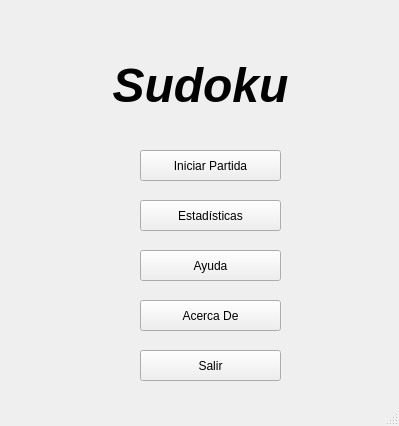
Above: ventana_principal.ui from josephtk18/ProyectoSudoku before the change. Below: the same form after it.
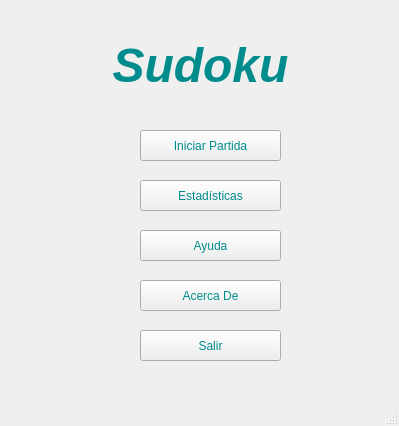
That is the form after the change.

Patch:
```diff
--- a/ventana_principal.ui
+++ b/ventana_principal.ui
@@ -18,11 +18,75 @@
     <property name="geometry">
      <rect>
       <x>70</x>
-      <y>40</y>
+      <y>20</y>
       <width>261</width>
       <height>91</height>
      </rect>
     </property>
+    <property name="palette">
+     <palette>
+      <active>
+       <colorrole role="WindowText">
+        <brush brushstyle="SolidPattern">
+         <color alpha="255">
+          <red>0</red>
+          <green>140</green>
+          <blue>140</blue>
+         </color>
+        </brush>
+       </colorrole>
+       <colorrole role="Text">
+        <brush brushstyle="SolidPattern">
+         <color alpha="255">
+          <red>0</red>
+          <green>140</green>
+          <blue>140</blue>
+         </color>
+        </brush>
+       </colorrole>
+      </active>
+      <inactive>
+       <colorrole role="WindowText">
+        <brush brushstyle="SolidPattern">
+         <color alpha="255">
+          <red>0</red>
+          <green>140</green>
+          <blue>140</blue>
+         </color>
+        </brush>
+       </colorrole>
+       <colorrole role="Text">
+        <brush brushstyle="SolidPattern">
+         <color alpha="255">
+          <red>0</red>
+          <green>140</green>
+          <blue>140</blue>
+         </color>
+        </brush>
+       </colorrole>
+      </inactive>
+      <disabled>
+       <colorrole role="WindowText">
+        <brush brushstyle="SolidPattern">
+         <color alpha="255">
+          <red>112</red>
+          <green>111</green>
+          <blue>113</blue>
+         </color>
+        </brush>
+       </colorrole>
+       <colorrole role="Text">
+        <brush brushstyle="SolidPattern">
+         <color alpha="255">
+          <red>112</red>
+          <green>111</green>
+          <blue>113</blue>
+         </color>
+        </brush>
+       </colorrole>
+      </disabled>
+     </palette>
+    </property>
     <property name="text">
      <string>&lt;html&gt;&lt;head/&gt;&lt;body&gt;&lt;p align=&quot;center&quot;&gt;&lt;span style=&quot; font-size:36pt; font-weight:600; font-style:italic;&quot;&gt;Sudoku&lt;/span&gt;&lt;/p&gt;&lt;/body&gt;&lt;/html&gt;</string>
     </property>
@@ -31,11 +95,102 @@
     <property name="geometry">
      <rect>
       <x>140</x>
-      <y>150</y>
+      <y>130</y>
       <width>141</width>
       <height>31</height>
      </rect>
     </property>
+    <property name="palette">
+     <palette>
+      <active>
+       <colorrole role="WindowText">
+        <brush brushstyle="SolidPattern">
+         <color alpha="255">
+          <red>0</red>
+          <green>0</green>
+          <blue>0</blue>
+         </color>
+        </brush>
+       </colorrole>
+       <colorrole role="Text">
+        <brush brushstyle="SolidPattern">
+         <color alpha="255">
+          <red>0</red>
+          <green>0</green>
+          <blue>0</blue>
+         </color>
+        </brush>
+       </colorrole>
+       <colorrole role="ButtonText">
+        <brush brushstyle="SolidPattern">
+         <color alpha="255">
+          <red>0</red>
+          <green>140</green>
+          <blue>140</blue>
+         </color>
+        </brush>
+       </colorrole>
+      </active>
+      <inactive>
+       <colorrole role="WindowText">
+        <brush brushstyle="SolidPattern">
+         <color alpha="255">
+          <red>0</red>
+          <green>0</green>
+          <blue>0</blue>
+         </color>
+        </brush>
+       </colorrole>
+       <colorrole role="Text">
+        <brush brushstyle="SolidPattern">
+         <color alpha="255">
+          <red>0</red>
+          <green>0</green>
+          <blue>0</blue>
+         </color>
+        </brush>
+       </colorrole>
+       <colorrole role="ButtonText">
+        <brush brushstyle="SolidPattern">
+         <color alpha="255">
+          <red>0</red>
+          <green>140</green>
+          <blue>140</blue>
+         </color>
+        </brush>
+       </colorrole>
+      </inactive>
+      <disabled>
+       <colorrole role="WindowText">
+        <brush brushstyle="SolidPattern">
+         <color alpha="255">
+          <red>112</red>
+          <green>111</green>
+          <blue>113</blue>
+         </color>
+        </brush>
+       </colorrole>
+       <colorrole role="Text">
+        <brush brushstyle="SolidPattern">
+         <color alpha="255">
+          <red>112</red>
+          <green>111</green>
+          <blue>113</blue>
+         </color>
+        </brush>
+       </colorrole>
+       <colorrole role="ButtonText">
+        <brush brushstyle="SolidPattern">
+         <color alpha="255">
+          <red>112</red>
+          <green>111</green>
+          <blue>113</blue>
+         </color>
+        </brush>
+       </colorrole>
+      </disabled>
+     </palette>
+    </property>
     <property name="text">
      <string>Iniciar Partida</string>
     </property>
@@ -44,11 +199,48 @@
     <property name="geometry">
      <rect>
       <x>140</x>
-      <y>200</y>
+      <y>180</y>
       <width>141</width>
       <height>31</height>
      </rect>
     </property>
+    <property name="palette">
+     <palette>
+      <active>
+       <colorrole role="ButtonText">
+        <brush brushstyle="SolidPattern">
+         <color alpha="255">
+          <red>0</red>
+          <green>140</green>
+          <blue>140</blue>
+         </color>
+        </brush>
+       </colorrole>
+      </active>
+      <inactive>
+       <colorrole role="ButtonText">
+        <brush brushstyle="SolidPattern">
+         <color alpha="255">
+          <red>0</red>
+          <green>140</green>
+          <blue>140</blue>
+         </color>
+        </brush>
+       </colorrole>
+      </inactive>
+      <disabled>
+       <colorrole role="ButtonText">
+        <brush brushstyle="SolidPattern">
+         <color alpha="255">
+          <red>112</red>
+          <green>111</green>
+          <blue>113</blue>
+         </color>
+        </brush>
+       </colorrole>
+      </disabled>
+     </palette>
+    </property>
     <property name="text">
      <string>Estadísticas</string>
     </property>
@@ -57,11 +249,48 @@
     <property name="geometry">
      <rect>
       <x>140</x>
-      <y>300</y>
+      <y>280</y>
       <width>141</width>
       <height>31</height>
      </rect>
     </property>
+    <property name="palette">
+     <palette>
+      <active>
+       <colorrole role="ButtonText">
+        <brush brushstyle="SolidPattern">
+         <color alpha="255">
+          <red>0</red>
+          <green>140</green>
+          <blue>140</blue>
+         </color>
+        </brush>
+       </colorrole>
+      </active>
+      <inactive>
+       <colorrole role="ButtonText">
+        <brush brushstyle="SolidPattern">
+         <color alpha="255">
+          <red>0</red>
+          <green>140</green>
+          <blue>140</blue>
+         </color>
+        </brush>
+       </colorrole>
+      </inactive>
+      <disabled>
+       <colorrole role="ButtonText">
+        <brush brushstyle="SolidPattern">
+         <color alpha="255">
+          <red>112</red>
+          <green>111</green>
+          <blue>113</blue>
+         </color>
+        </brush>
+       </colorrole>
+      </disabled>
+     </palette>
+    </property>
     <property name="text">
      <string>Acerca De</string>
     </property>
@@ -70,11 +299,48 @@
     <property name="geometry">
      <rect>
       <x>140</x>
-      <y>350</y>
+      <y>330</y>
       <width>141</width>
       <height>31</height>
      </rect>
     </property>
+    <property name="palette">
+     <palette>
+      <active>
+       <colorrole role="ButtonText">
+        <brush brushstyle="SolidPattern">
+         <color alpha="255">
+          <red>0</red>
+          <green>140</green>
+          <blue>140</blue>
+         </color>
+        </brush>
+       </colorrole>
+      </active>
+      <inactive>
+       <colorrole role="ButtonText">
+        <brush brushstyle="SolidPattern">
+         <color alpha="255">
+          <red>0</red>
+          <green>140</green>
+          <blue>140</blue>
+         </color>
+        </brush>
+       </colorrole>
+      </inactive>
+      <disabled>
+       <colorrole role="ButtonText">
+        <brush brushstyle="SolidPattern">
+         <color alpha="255">
+          <red>112</red>
+          <green>111</green>
+          <blue>113</blue>
+         </color>
+        </brush>
+       </colorrole>
+      </disabled>
+     </palette>
+    </property>
     <property name="text">
      <string>Salir</string>
     </property>
@@ -83,11 +349,48 @@
     <property name="geometry">
      <rect>
       <x>140</x>
-      <y>250</y>
+      <y>230</y>
       <width>141</width>
       <height>31</height>
      </rect>
     </property>
+    <property name="palette">
+     <palette>
+      <active>
+       <colorrole role="ButtonText">
+        <brush brushstyle="SolidPattern">
+         <color alpha="255">
+          <red>0</red>
+          <green>140</green>
+          <blue>140</blue>
+         </color>
+        </brush>
+       </colorrole>
+      </active>
+      <inactive>
+       <colorrole role="ButtonText">
+        <brush brushstyle="SolidPattern">
+         <color alpha="255">
+          <red>0</red>
+          <green>140</green>
+          <blue>140</blue>
+         </color>
+        </brush>
+       </colorrole>
+      </inactive>
+      <disabled>
+       <colorrole role="ButtonText">
+        <brush brushstyle="SolidPattern">
+         <color alpha="255">
+          <red>112</red>
+          <green>111</green>
+          <blue>113</blue>
+         </color>
+        </brush>
+       </colorrole>
+      </disabled>
+     </palette>
+    </property>
     <property name="text">
      <string>Ayuda</string>
     </property>
```
